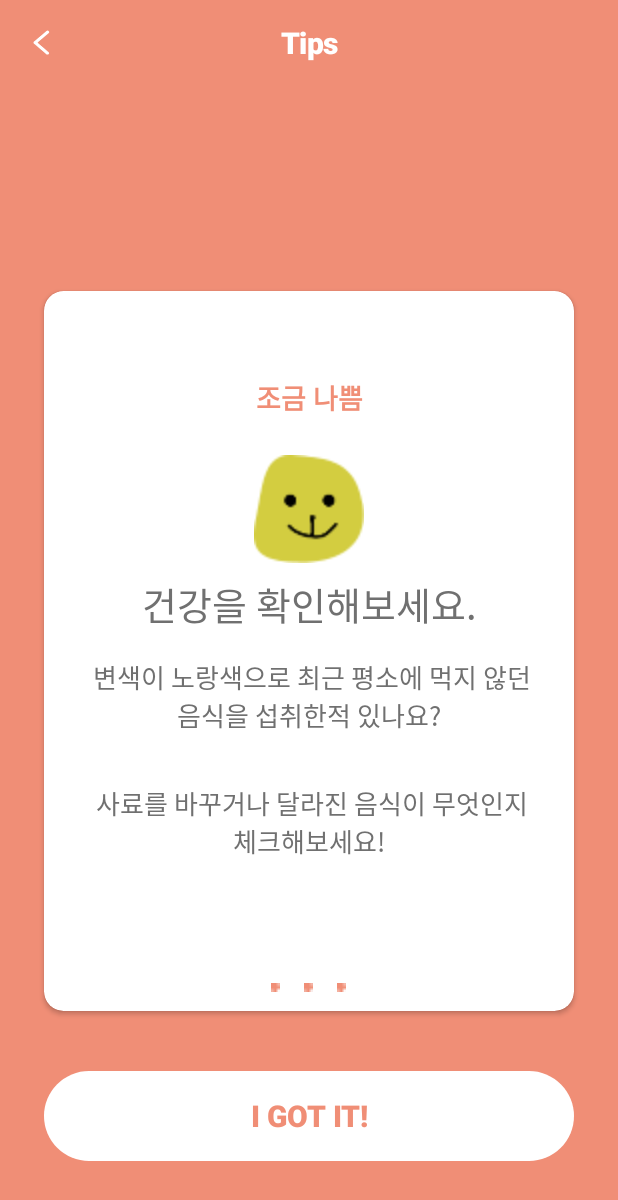
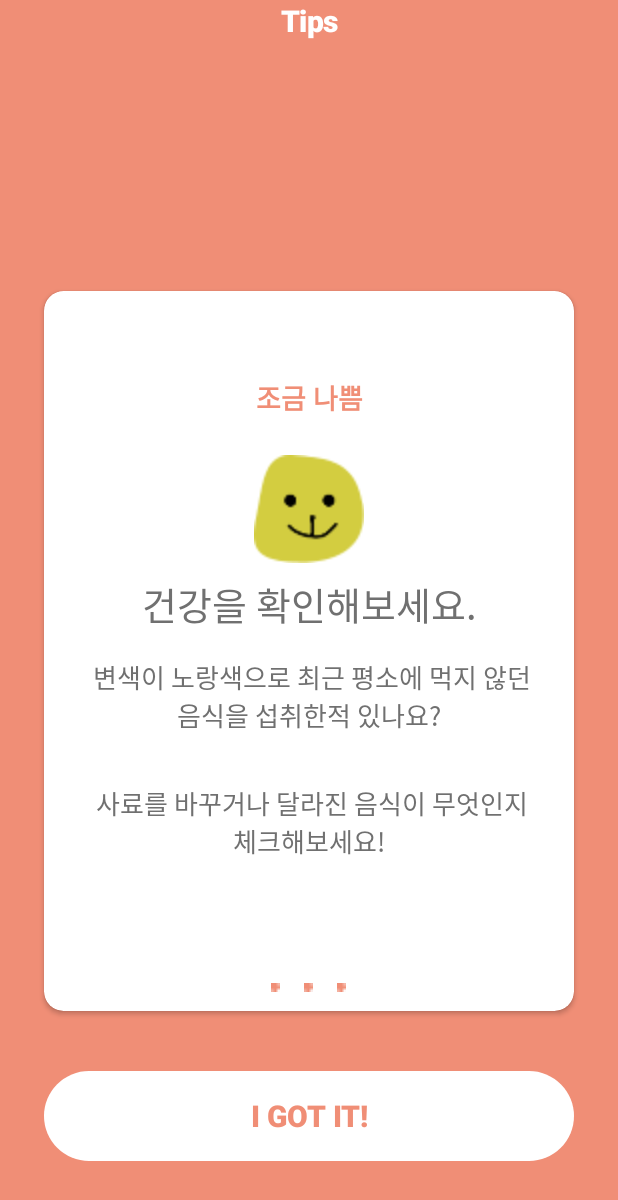
Before and after one commit to StevenHeo/PetCare, an Android app: the layout activity_tip_detail.xml on its own in the app's theme, with its tools: preview values and no code run, on a phone screen of 412 x 824 dp. Shown: the top 1200 px of the screen. Run offline under Robolectric (Android 15) with nearby library versions, the phone set to English and light mode, and no system bars.

Commit message:
Add  layout switch
EditAcitity.java,TipActivity.java 추가

날짜 클릭 -> CalendarInActivity.java  -> TipActivity.java->HomeFragment.java 이동
ProfileFragment.java의 편집이미지 클릭 -> activity_edit_profile.xml  -> HomeFragment.java 이동

```diff
--- a/app/src/main/AndroidManifest.xml
+++ b/app/src/main/AndroidManifest.xml
@@ -9,8 +9,11 @@
         android:roundIcon="@mipmap/ic_launcher_round"
         android:supportsRtl="true"
         android:theme="@style/Theme.AppCompat.Light.NoActionBar">
-        <activity android:name=".CalendarInActivity"/>
+        <activity android:name=".CalendarInActivity" android:configChanges="orientation|keyboardHidden"/>
         <activity android:name=".HomeActivity" />
+        <activity android:name=".TipActivity"/>
+        <activity android:name=".EditActivity"/>
+        <activity android:name=".ProfileActivity"/>
         <activity android:name=".MainActivity">
             <intent-filter>
                 <action android:name="android.intent.action.MAIN" />
@@ -18,7 +21,6 @@
                 <category android:name="android.intent.category.LAUNCHER" />
             </intent-filter>
         </activity>
-        <activity android:name=".ProfileActivity" />
     </application>
 
 </manifest>
--- a/app/src/main/java/com/jeongseok/petcare/CalendarFragment.java
+++ b/app/src/main/java/com/jeongseok/petcare/CalendarFragment.java
@@ -1,5 +1,6 @@
 package com.jeongseok.petcare;
 
+import android.content.Context;
 import android.content.Intent;
 import android.graphics.Color;
 import android.os.AsyncTask;
--- a/app/src/main/java/com/jeongseok/petcare/HomeActivity.java
+++ b/app/src/main/java/com/jeongseok/petcare/HomeActivity.java
@@ -3,7 +3,10 @@
 import androidx.annotation.NonNull;
 import androidx.appcompat.app.AppCompatActivity;
 import androidx.fragment.app.Fragment;
+import androidx.fragment.app.FragmentManager;
+import androidx.fragment.app.FragmentTransaction;
 
+import android.content.Context;
 import android.os.Bundle;
 import android.view.MenuItem;
 
--- a/app/src/main/java/com/jeongseok/petcare/ProfileActivity.java
+++ b/app/src/main/java/com/jeongseok/petcare/ProfileActivity.java
@@ -2,6 +2,7 @@
 
 import android.content.Intent;
 import android.os.Bundle;
+import android.provider.ContactsContract;
 import android.util.Log;
 import android.view.View;
 import android.widget.Button;
@@ -26,17 +27,18 @@
     private Button next_btn;
     private ImageView back_image;
 
+
     @Override
     protected void onCreate(@Nullable Bundle savedInstanceState) {
         super.onCreate(savedInstanceState);
         setContentView(R.layout.activity_add_profile);
-
         final EditText nameEditText = findViewById(R.id.name_editText1);
         final EditText birthdayEditText = findViewById(R.id.birthday_editText);
         final EditText genderEditText = findViewById(R.id.gender_editText);
         final EditText breedEditText = findViewById(R.id.breed_editText);
         final TextView errorTextView = findViewById(R.id.errorTextView);
         back_image = (ImageView)findViewById(R.id.backbtn_image);
+
 
         final AppDataBase db = Room.databaseBuilder(this, AppDataBase.class, "petcare-db" )
                 .allowMainThreadQueries()
--- a/app/src/main/res/layout/activity_calendar_in.xml
+++ b/app/src/main/res/layout/activity_calendar_in.xml
@@ -335,14 +335,14 @@
             android:textColor="#5c5c5c"
             android:textSize="10sp"
             android:textStyle="bold"
-            app:layout_constraintBottom_toTopOf="@+id/profile_button"
+            app:layout_constraintBottom_toTopOf="@+id/calendarSave_btn"
             app:layout_constraintEnd_toEndOf="parent"
             app:layout_constraintStart_toStartOf="parent"
             app:layout_constraintTop_toBottomOf="@+id/textView12" />
 
 
         <Button
-            android:id="@+id/profile_button"
+            android:id="@+id/calendarSave_btn"
             android:layout_width="wrap_content"
             android:layout_height="wrap_content"
             android:layout_marginBottom="50dp"
--- a/app/src/main/res/layout/activity_edit_profile.xml
+++ b/app/src/main/res/layout/activity_edit_profile.xml
@@ -270,7 +270,7 @@
     </LinearLayout>
 
     <Button
-        android:id="@+id/profile_button"
+        android:id="@+id/editSave_btn"
         android:layout_width="wrap_content"
         android:layout_height="wrap_content"
         android:layout_marginBottom="50dp"
--- a/app/src/main/res/layout/activity_tip_detail.xml
+++ b/app/src/main/res/layout/activity_tip_detail.xml
@@ -11,19 +11,10 @@
     android:focusableInTouchMode="true"
     >
 
-    <ImageView
-        android:id="@+id/backbtn_image"
-        android:layout_width="wrap_content"
-        android:layout_height="wrap_content"
-        android:layout_marginLeft="12dp"
-        android:layout_marginTop="10dp"
-        android:padding="10dp"
-        android:src="@drawable/icn_back_dark"
-        app:layout_constraintStart_toStartOf="parent"
-        app:layout_constraintTop_toTopOf="parent"
-        app:tint="@color/white" />
+
 
     <TextView
+        android:layout_marginTop="14dp"
         android:id="@+id/textView6"
         android:layout_width="wrap_content"
         android:layout_height="wrap_content"
@@ -45,7 +36,7 @@
         android:layout_height="480dp"
         android:layout_marginBottom="40dp"
         app:cardCornerRadius="13dp"
-        app:layout_constraintBottom_toTopOf="@+id/profile_button"
+        app:layout_constraintBottom_toTopOf="@+id/tipCheck_btn"
         app:layout_constraintEnd_toEndOf="parent"
         app:layout_constraintStart_toStartOf="parent">
        <LinearLayout
@@ -142,7 +133,7 @@
     </androidx.cardview.widget.CardView>
 
     <Button
-        android:id="@+id/profile_button"
+        android:id="@+id/tipCheck_btn"
         android:layout_width="wrap_content"
         android:layout_height="wrap_content"
         android:layout_marginBottom="50dp"
--- a/app/src/main/res/layout/fragment_calendar.xml
+++ b/app/src/main/res/layout/fragment_calendar.xml
@@ -15,6 +15,7 @@
       >
 
         <ImageView
+            android:id="@+id/image_plusBtn"
             android:layout_margin="10dp"
             android:layout_width="50dp"
             android:layout_height="50dp"
--- a/app/src/main/res/layout/fragment_profile.xml
+++ b/app/src/main/res/layout/fragment_profile.xml
@@ -53,6 +53,8 @@
             android:src="@drawable/dog_img" />
 
         <ImageView
+            android:id="@+id/edit_btn"
+            android:padding="2dp"
             android:layout_width="wrap_content"
             android:layout_height="wrap_content"
             android:layout_marginLeft="310dp"
```
Also changed, not shown: app/src/main/java/com/jeongseok/petcare/CalendarInActivity.java (+19 -1 lines), app/src/main/java/com/jeongseok/petcare/EditActivity.java (added, +28 -0 lines), app/src/main/java/com/jeongseok/petcare/ProfileFragment.java (+11 -0 lines), app/src/main/java/com/jeongseok/petcare/TipActivity.java (added, +39 -0 lines).
